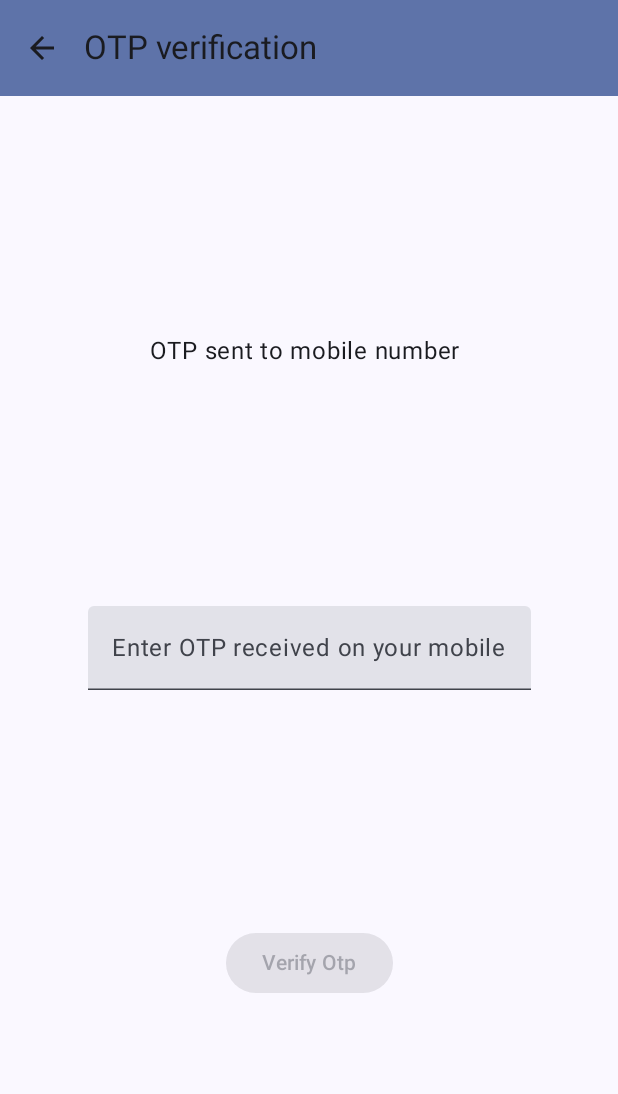
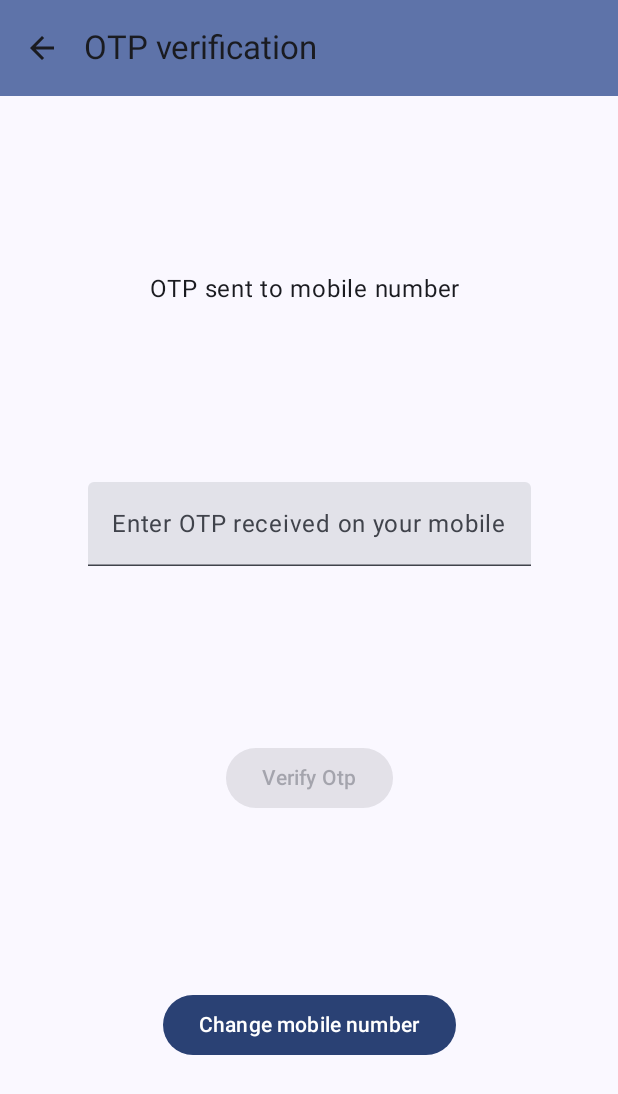
Before and after one commit to jainbrothers/gymApp, an Android app built with Jetpack Compose: the OtpVerificationScreen screen opened through its navigation route, on a phone screen of 412 x 824 dp. Shown: the top 1094 px of the screen. Run offline under Robolectric (Android 15) with nearby library versions, the phone set to English and light mode, and no system bars; our stand-ins replace Dagger/Hilt's generated code, Firebase (no records; nobody signed in at launch, a user with empty details on screens opened directly).

Commit message:
Added change mobile number button in OTP verification screen.

```diff
--- a/app/src/main/java/com/example/gymapp/service/authservice/AuthService.kt
+++ b/app/src/main/java/com/example/gymapp/service/authservice/AuthService.kt
@@ -22,6 +22,7 @@ interface AuthService {
 
     fun onVerificationFailed(exception: Exception)
     fun getUserPhone(): String
+    fun updateStateForChangeMobileNumber()
 }
 
 data class OtpVerificationStatus(
--- a/app/src/main/java/com/example/gymapp/service/authservice/OtpVerificationState.kt
+++ b/app/src/main/java/com/example/gymapp/service/authservice/OtpVerificationState.kt
@@ -8,4 +8,5 @@ sealed class OtpVerificationState {
     class Error(val exception: Throwable?): OtpVerificationState()
     class OtpSent(val message: String?): OtpVerificationState()
     class OtpAutoFeedDone(val message: String?): OtpVerificationState()
+    class ChangeMobileNumber(val message: String?): OtpVerificationState()
 }
--- a/app/src/main/java/com/example/gymapp/ui/screen/OtpVerificationScreen.kt
+++ b/app/src/main/java/com/example/gymapp/ui/screen/OtpVerificationScreen.kt
@@ -17,6 +17,7 @@ import androidx.compose.ui.Modifier
 import androidx.compose.ui.res.stringResource
 import androidx.compose.ui.text.input.KeyboardType
 import androidx.hilt.navigation.compose.hiltViewModel
+import androidx.lifecycle.viewmodel.compose.viewModel
 import com.example.gymapp.R
 import com.example.gymapp.service.authservice.OtpVerificationState
 import com.example.gymapp.ui.screen.enumeration.ErrorCode
@@ -28,6 +29,7 @@ private const val TAG = "Otp verification screen tag"
 @Composable
 fun OtpVerificationScreen(
     onSuccessfulOtpVerification: () -> Unit,
+    onClickChangeMobileNumberButton: () -> Unit,
     modifier: Modifier = Modifier)
 {
     val otpViewModel: OtpVerificationViewModel = hiltViewModel()
@@ -62,6 +64,15 @@ fun OtpVerificationScreen(
         ) {
             Text(stringResource(R.string.verify_otp_button_text))
         }
+        Button(
+            onClick = {
+                otpViewModel.updateStateForChangeMobileNumber()
+                onClickChangeMobileNumberButton()
+            },
+            enabled = true
+        ) {
+            Text("Change mobile number")
+        }
         if (otpVerificationStatus.errorCode != ErrorCode.None) {
             Text("OTP verification failed with error ${otpVerificationStatus.errorCode}, please try again",
                 modifier.align(Alignment.CenterHorizontally))
--- a/app/src/main/java/com/example/gymapp/ui/screen/UserRegisterScreen.kt
+++ b/app/src/main/java/com/example/gymapp/ui/screen/UserRegisterScreen.kt
@@ -42,7 +42,8 @@ fun UserRegisterScreen(
         is OtpVerificationState.NotInitialised,
         is OtpVerificationState.Error,
         is OtpVerificationState.Failed,
-        is OtpVerificationState.OtpGenerationInProgress -> GenerateOtp(modifier)
+        is OtpVerificationState.OtpGenerationInProgress,
+        is OtpVerificationState.ChangeMobileNumber -> GenerateOtp(modifier)
         is OtpVerificationState.OtpSent,
         is OtpVerificationState.OtpAutoFeedDone-> LaunchedEffect(otpVerificationStatus.otpVerificationState) {
             userRegistrationViewModel.saveUserMobileNumber()
--- a/app/src/main/java/com/example/gymapp/ui/screen/viewmodel/OtpVerificationViewModel.kt
+++ b/app/src/main/java/com/example/gymapp/ui/screen/viewmodel/OtpVerificationViewModel.kt
@@ -64,6 +64,10 @@ class OtpVerificationViewModel @Inject constructor(
         }
     }
 
+    fun updateStateForChangeMobileNumber() {
+        authService.updateStateForChangeMobileNumber()
+    }
+
     private fun isOtpValid(otp: String): Boolean {
         var valid = otp.isNullOrEmpty()
         valid = valid || otp.matches(NUMBER_PATTERN)
--- a/app/src/main/res/values/strings.xml
+++ b/app/src/main/res/values/strings.xml
@@ -25,4 +25,5 @@
     <string name="gym_listing">Gym listing</string>
     <string name="location_permission">location permission</string>
     <string name="gym_details">Gym Details</string>
+    <string name="mobile_number_changed_by_user">Mobile number changed by user</string>
 </resources>
```
Also changed, not shown: app/src/main/java/com/example/gymapp/service/authservice/AuthServiceImpl.kt (+15 -1 lines), app/src/main/java/com/example/gymapp/ui/navigation/GymNavGraph.kt (+7 -0 lines).
